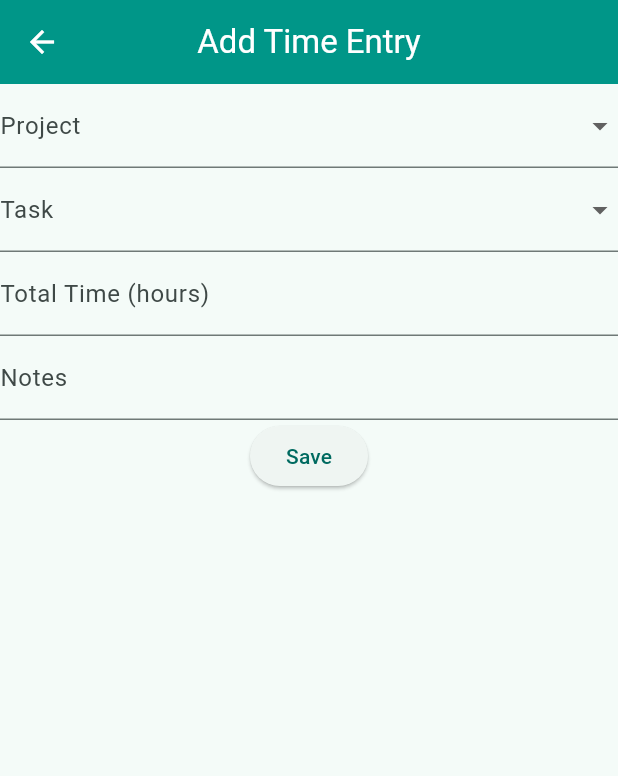
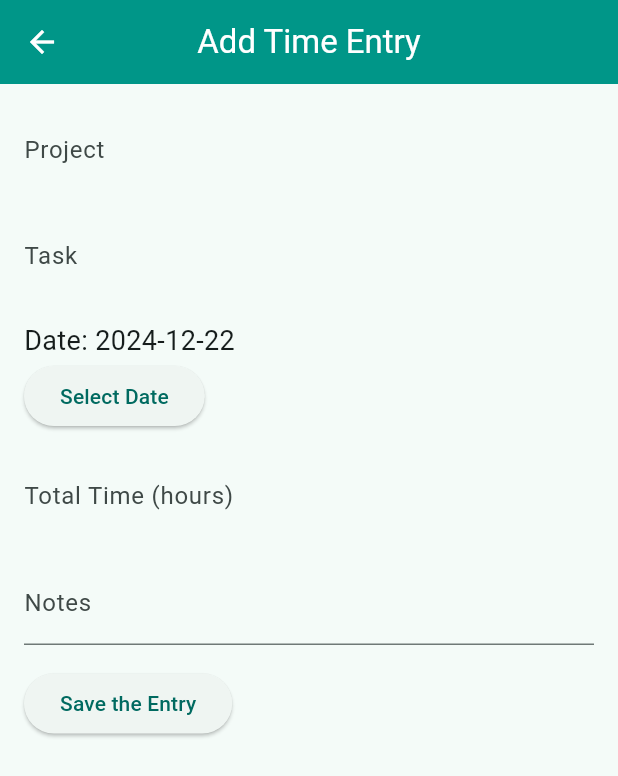
Before and after one commit to BadieF9/Time_Tracker, a Flutter app: the AddTimeEntryScreen screen opened directly, on a phone screen of 412 x 824 dp. Shown: the top 776 px of the screen. Run offline on Flutter 3.47's test engine with Material 3 defaults, Android fonts, the phone set to English and light mode, and no system bars; our stand-ins replace localstorage.

Commit message:
add_time_entry_screen design and functionalities implemented

```diff
--- a/lib/add_time_entry_screen.dart
+++ b/lib/add_time_entry_screen.dart
@@ -1,7 +1,12 @@
 import 'package:flutter/material.dart';
+import 'package:intl/intl.dart';
 import 'package:provider/provider.dart';
-import 'package:time_tracker/providers/time_entry_provider.dart';
+import 'package:time_tracker/components/customized_dropdown.dart';
+import 'package:time_tracker/models/project.dart';
+import 'package:time_tracker/models/task.dart';
+import 'package:time_tracker/providers/project_task_provider.dart';
 import 'models/time_entry.dart';
+import 'providers/time_entry_provider.dart';
 
 class AddTimeEntryScreen extends StatefulWidget {
   final TimeEntry? timeEntry;
@@ -20,54 +25,106 @@ class _AddTimeEntryScreenState extends State<AddTimeEntryScreen> {
   String notes = '';
 
   @override
+  void initState() {
+    super.initState();
+    if (widget.timeEntry != null) {
+      projectId = widget.timeEntry!.projectId;
+      taskId = widget.timeEntry!.taskId;
+      totalTime = widget.timeEntry!.totalTime;
+      date = widget.timeEntry!.date;
+      notes = widget.timeEntry!.notes;
+    }
+  }
+
+  Future<void> _selectDate(BuildContext context) async {
+    final DateTime? picked = await showDatePicker(
+      context: context,
+      initialDate: date, // Start with current date
+      firstDate: DateTime(1900), // Earliest allowed date
+      lastDate: DateTime(2100), // Latest allowed date
+      helpText: 'Select expense date', // Customize the help text
+      cancelText: 'Not now',
+      confirmText: 'Select',
+    );
+    if (picked != null && picked != date) {
+      setState(() {
+        date = picked;
+      });
+    }
+  }
+
+  @override
   Widget build(BuildContext context) {
+    final provider = Provider.of<ProjectTaskProvider>(context);
     return Scaffold(
       appBar: AppBar(
-        title: Text('Add Time Entry'),
+        title: const Text('Add Time Entry'),
       ),
       body: Form(
           key: _formKey,
+          child: Padding(
+            padding: const EdgeInsets.all(16),
             child: Column(
+              crossAxisAlignment: CrossAxisAlignment.start,
               children: <Widget>[
-            DropdownButtonFormField<String>(
-              value: projectId,
+                CustomizedDropdown(
+                  hintText: "Project",
+                  items: provider.projects
+                      .map<DropdownMenuItem<String>>((Project project) {
+                    return DropdownMenuItem<String>(
+                      value: project.id,
+                      child: Text(project.name),
+                    );
+                  }).toList(),
                   onChanged: (String? newValue) {
                     setState(() {
                       projectId = newValue!;
                     });
                   },
-              decoration: InputDecoration(labelText: 'Project'),
-              items: <String>[
-                'Project 1',
-                'Project 2',
-                'Project 3'
-              ] // Dummy project names
-                  .map<DropdownMenuItem<String>>((String value) {
+                  validator: (value) {
+                    if (value == null || value.isEmpty) {
+                      return 'Please Select a Project';
+                    }
+                    return null;
+                  },
+                ),
+                const SizedBox(height: 15),
+                CustomizedDropdown(
+                  hintText: "Task",
+                  items:
+                      provider.tasks.map<DropdownMenuItem<String>>((Task task) {
                     return DropdownMenuItem<String>(
-                  value: value,
-                  child: Text(value),
+                      value: task.id,
+                      child: Text(task.name),
                     );
                   }).toList(),
-            ),
-            DropdownButtonFormField<String>(
-              value: taskId,
                   onChanged: (String? newValue) {
                     setState(() {
                       taskId = newValue!;
                     });
                   },
-              decoration: InputDecoration(labelText: 'Task'),
-              items: <String>['Task 1', 'Task 2', 'Task 3'] // Dummy task names
-                  .map<DropdownMenuItem<String>>((String value) {
-                return DropdownMenuItem<String>(
-                  value: value,
-                  child: Text(value),
-                );
-              }).toList(),
+                  validator: (value) {
+                    if (value == null || value.isEmpty) {
+                      return 'Please Select a Task';
+                    }
+                    return null;
+                  },
                 ),
+                const SizedBox(height: 15),
+                Text(
+                  'Date: ${DateFormat('yyyy-MM-dd').format(date)}',
+                  style: const TextStyle(fontSize: 18),
+                ),
+                ElevatedButton(
+                    onPressed: () => _selectDate(context),
+                    child: const Text('Select Date')),
+                const SizedBox(height: 15),
                 TextFormField(
-              decoration: InputDecoration(labelText: 'Total Time (hours)'),
-              keyboardType: TextInputType.numberWithOptions(decimal: true),
+                  decoration: const InputDecoration(
+                      labelText: 'Total Time (hours)',
+                      border: InputBorder.none),
+                  keyboardType:
+                      const TextInputType.numberWithOptions(decimal: true),
                   validator: (value) {
                     if (value == null || value.isEmpty) {
                       return 'Please enter total time';
@@ -79,8 +136,9 @@ class _AddTimeEntryScreenState extends State<AddTimeEntryScreen> {
                   },
                   onSaved: (value) => totalTime = double.parse(value!),
                 ),
+                const SizedBox(height: 15),
                 TextFormField(
-              decoration: InputDecoration(labelText: 'Notes'),
+                  decoration: const InputDecoration(labelText: 'Notes'),
                   validator: (value) {
                     if (value == null || value.isEmpty) {
                       return 'Please enter some notes';
@@ -89,6 +147,7 @@ class _AddTimeEntryScreenState extends State<AddTimeEntryScreen> {
                   },
                   onSaved: (value) => notes = value!,
                 ),
+                const SizedBox(height: 15),
                 ElevatedButton(
                   onPressed: () {
                     if (_formKey.currentState!.validate()) {
@@ -105,11 +164,11 @@ class _AddTimeEntryScreenState extends State<AddTimeEntryScreen> {
                       Navigator.pop(context);
                     }
                   },
-              child: Text('Save'),
+                  child: const Text('Save the Entry'),
                 )
               ],
             ),
-      ),
+          )),
     );
   }
 }
--- /dev/null
+++ b/lib/components/customized_dropdown.dart
@@ -0,0 +1,49 @@
+import 'package:flutter/material.dart';
+
+class CustomizedDropdown extends StatefulWidget {
+  final String hintText;
+  final List<DropdownMenuItem<String>> items;
+  final String? initialValue;
+  final ValueChanged<String?> onChanged;
+  final String? Function(String?)? validator;
+
+  const CustomizedDropdown({
+    super.key,
+    required this.hintText,
+    required this.items,
+    required this.onChanged,
+    this.initialValue,
+    this.validator,
+  });
+
+  @override
+  State<CustomizedDropdown> createState() => _CustomizedDropdownState();
+}
+
+class _CustomizedDropdownState extends State<CustomizedDropdown> {
+  String? dropdownValue;
+
+  @override
+  void initState() {
+    super.initState();
+    dropdownValue = widget.initialValue;
+  }
+
+  @override
+  Widget build(BuildContext context) {
+    return DropdownButtonFormField<String>(
+        value: dropdownValue,
+        onChanged: (String? newValue) {
+          setState(() {
+            dropdownValue = newValue!;
+          });
+          widget.onChanged(newValue);
+        },
+        decoration: InputDecoration(
+            labelText: widget.hintText, border: InputBorder.none),
+        icon: const SizedBox.shrink(),
+        validator: widget.validator,
+        items: widget.items);
+
+  }
+}
--- a/lib/home_screen.dart
+++ b/lib/home_screen.dart
@@ -189,8 +189,9 @@ class AllEntriesScreen extends StatelessWidget {
                           Navigator.push(
                             context,
                             MaterialPageRoute(
-                              builder: (context) =>
-                                  AddTimeEntryScreen(timeEntry: entry),
+                              builder: (context) => AddTimeEntryScreen(
+                                timeEntry: entry,
+                              ),
                             ),
                           );
                         },
```
Lines whose indentation alone changed are shown as unchanged.
